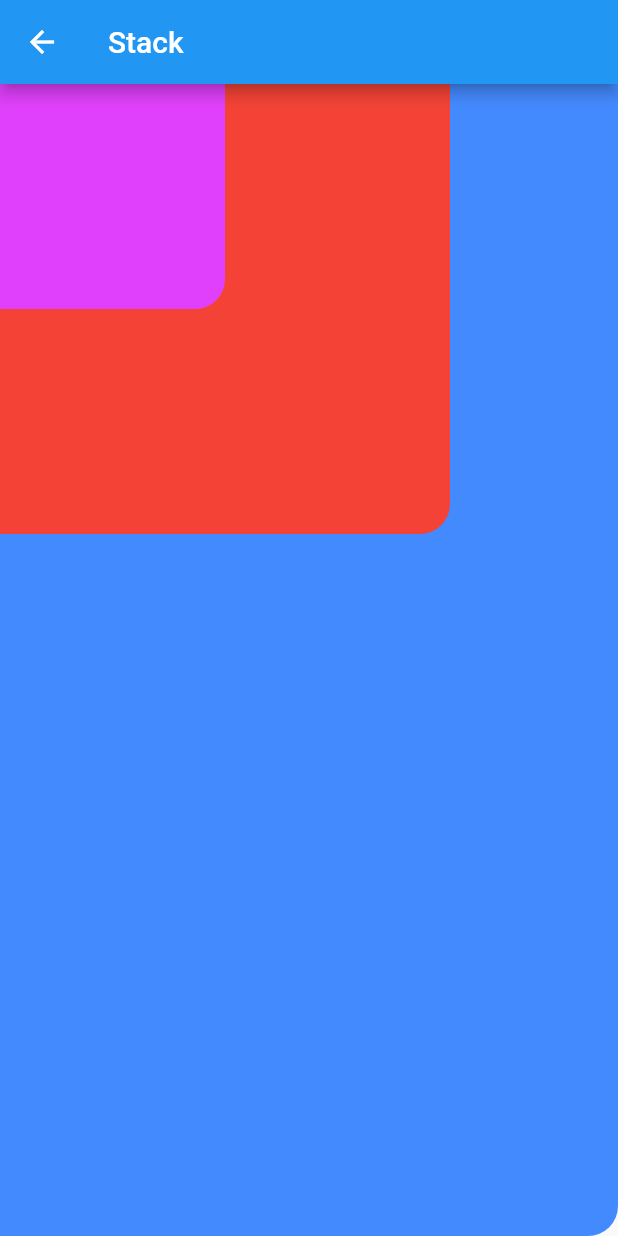
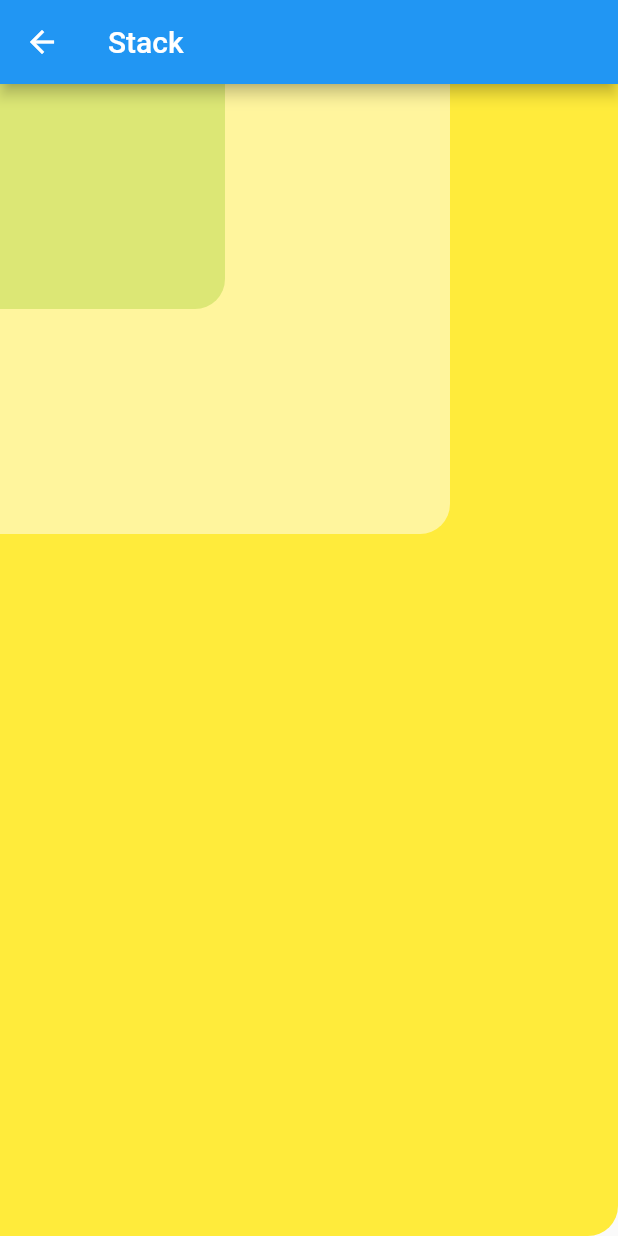
Before and after one commit to susancerc/act6_android, a Flutter app: the StackPage screen opened by its route, on a phone screen of 412 x 824 dp. Run offline on Flutter 3.47's test engine with Material 2 defaults, Android fonts, the phone set to English and light mode, and no system bars.

Commit message:
Update stack_page.dart

```diff
--- a/lib/src/pages/stack_page.dart
+++ b/lib/src/pages/stack_page.dart
@@ -12,7 +12,7 @@ class StackPage extends StatelessWidget {
           ClipRRect(
             borderRadius: BorderRadius.only(bottomRight: Radius.circular(20)),
             child: Container(
-              color: Colors.blueAccent,
+              color: Colors.yellow,
             ),
           ),
           ClipRRect(
@@ -20,7 +20,7 @@ class StackPage extends StatelessWidget {
             child: Container(
               height: 300,
               width: 300,
-              color: Colors.red,
+              color: Colors.yellow[200],
             ),
           ),
           ClipRRect(
@@ -28,7 +28,7 @@ class StackPage extends StatelessWidget {
             child: Container(
               height: 150,
               width: 150,
-              color: Colors.purpleAccent,
+              color: Colors.lime[300],
             ),
           )
         ],
```
